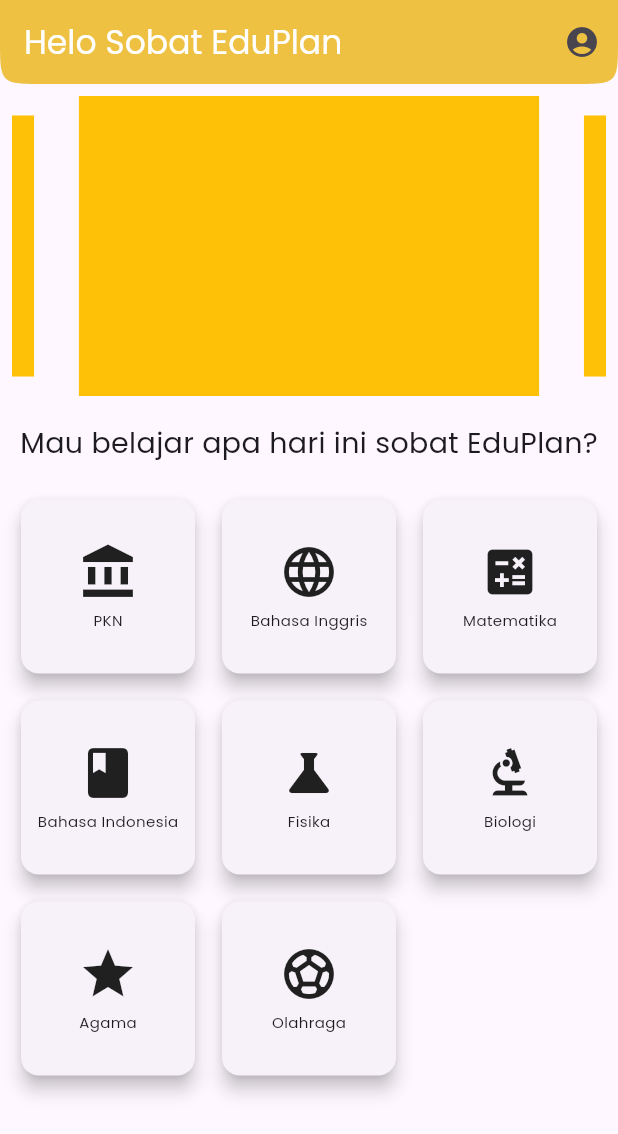
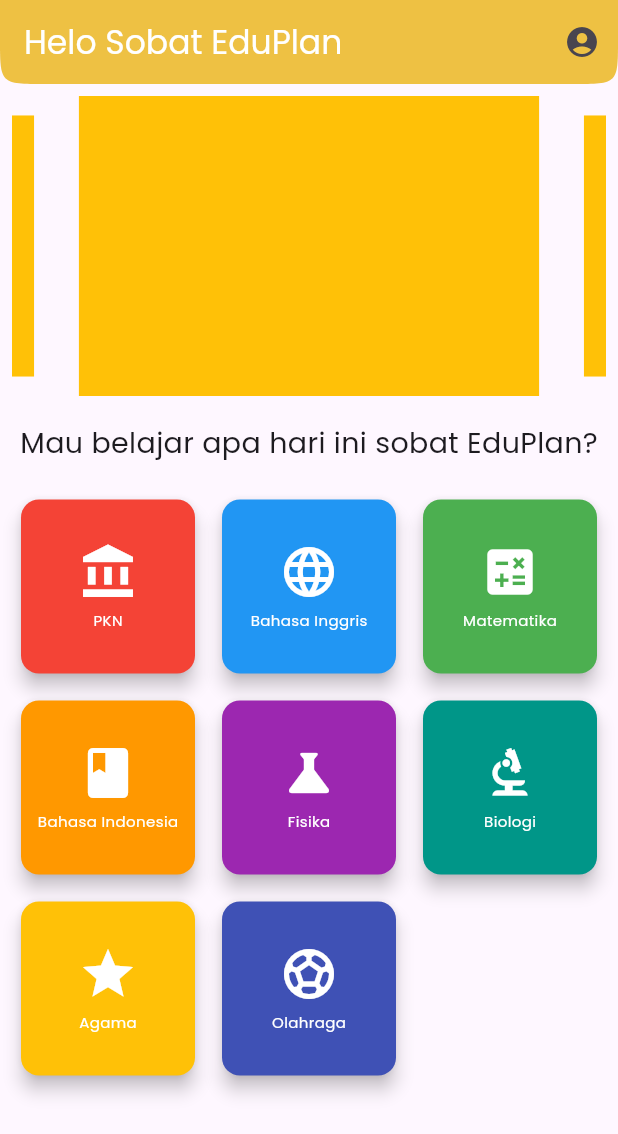
Before and after one commit to RizkyIqbalSudrajat/jadwalgenius, a Flutter app: the screen it shows after launch, on a phone screen of 412 x 824 dp. Shown: the top 1134 px of the screen. Run offline on Flutter 3.47's test engine with Material 3 defaults, Android fonts, the phone set to English and light mode, and no system bars; drawn by our look-alikes of carousel_slider; our stand-ins replace firebase_core, google_fonts; accounts and stored records are empty.

Commit message:
Update home.dart

```diff
--- a/lib/home.dart
+++ b/lib/home.dart
@@ -1,3 +1,7 @@
+import 'package:flutter/material.dart';
+import 'package:carousel_slider/carousel_slider.dart';
+import 'package:google_fonts/google_fonts.dart';
+
 import 'package:flutter/material.dart';
 import 'package:carousel_slider/carousel_slider.dart';
 import 'package:google_fonts/google_fonts.dart';
@@ -18,44 +22,55 @@ class LMSHomePage extends StatelessWidget {
       {
         'name': 'PKN',
         'icon': Icons.account_balance,
+        'color': Colors.red, // Tambahkan properti warna untuk PKN
       },
       {
         'name': 'Bahasa Inggris',
         'icon': Icons.language,
+        'color': Colors.blue, // Tambahkan properti warna untuk Bahasa Inggris
       },
       {
         'name': 'Matematika',
         'icon': Icons.calculate,
+        'color': Colors.green, // Tambahkan properti warna untuk Matematika
       },
       {
         'name': 'Bahasa Indonesia',
         'icon': Icons.book,
+        'color':
+            Colors.orange, // Tambahkan properti warna untuk Bahasa Indonesia
       },
       {
         'name': 'Fisika',
         'icon': Icons.science,
+        'color': Colors.purple, // Tambahkan properti warna untuk Fisika
       },
       {
         'name': 'Biologi',
         'icon': Icons.biotech,
+        'color': Colors.teal, // Tambahkan properti warna untuk Biologi
       },
       {
         'name': 'Agama',
         'icon': Icons.star,
+        'color': Colors.amber, // Tambahkan properti warna untuk Agama
       },
       {
         'name': 'Olahraga',
         'icon': Icons.sports_soccer,
+        'color': Colors.indigo, // Tambahkan properti warna untuk Olahraga
       },
     ];
 
     return Scaffold(
       appBar: AppBar(
-        title: Text('Helo Sobat EduPlan', style: GoogleFonts.poppins(color: Colors.white)),
+        title: Text('Helo Sobat EduPlan',
+            style: GoogleFonts.poppins(color: Colors.white)),
         backgroundColor: Color(0xffEEC143),
         shape: ContinuousRectangleBorder(
           borderRadius: BorderRadius.vertical(
-            bottom: Radius.circular(30), // Mengatur border radius untuk melengkung
+            bottom:
+                Radius.circular(30), // Mengatur border radius untuk melengkung
           ),
         ),
         actions: [
@@ -123,14 +138,19 @@ class LMSHomePage extends StatelessWidget {
                   },
                   child: Card(
                     elevation: 5.0,
+                    color: subject[
+                        'color'], // Set warna card sesuai dengan properti warna mata pelajaran
                     child: Column(
                       mainAxisAlignment: MainAxisAlignment.center,
                       children: [
-                        Icon(subject['icon'], size: 40.0),
+                        Icon(subject['icon'],
+                            size: 40.0, color: Colors.white), // Set warna icon
                         SizedBox(height: 5.0),
                         Center(
                           child: Text(subject['name'],
-                              style: GoogleFonts.poppins(fontSize: 10.0)),
+                              style: GoogleFonts.poppins(
+                                  fontSize: 10.0,
+                                  color: Colors.white)), // Set warna teks
                         ),
                       ],
                     ),
@@ -144,7 +164,6 @@ class LMSHomePage extends StatelessWidget {
     );
   }
 }
-
 
 class CoursePage extends StatelessWidget {
   @override
```
